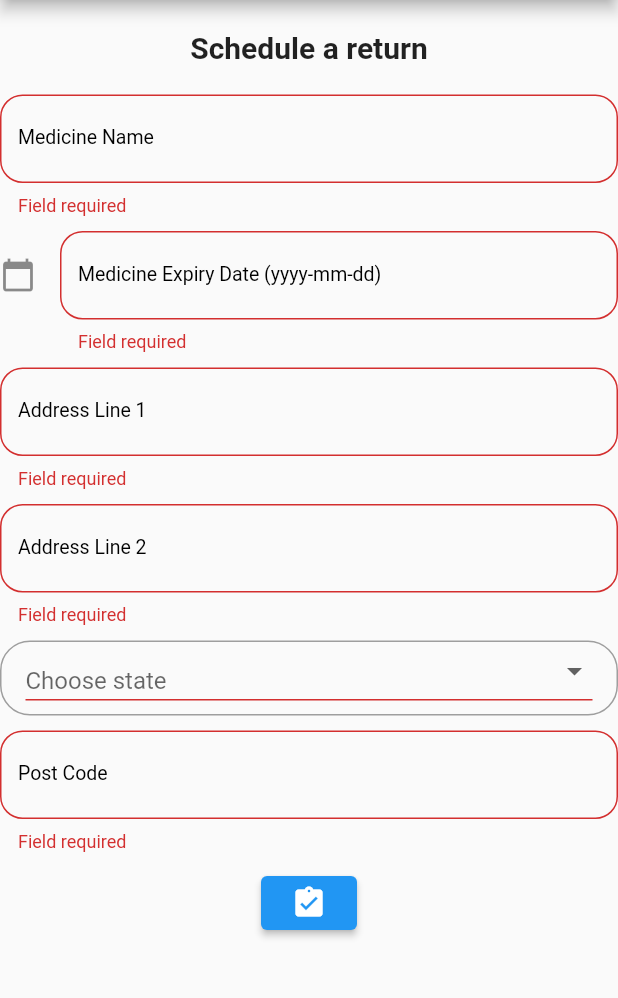
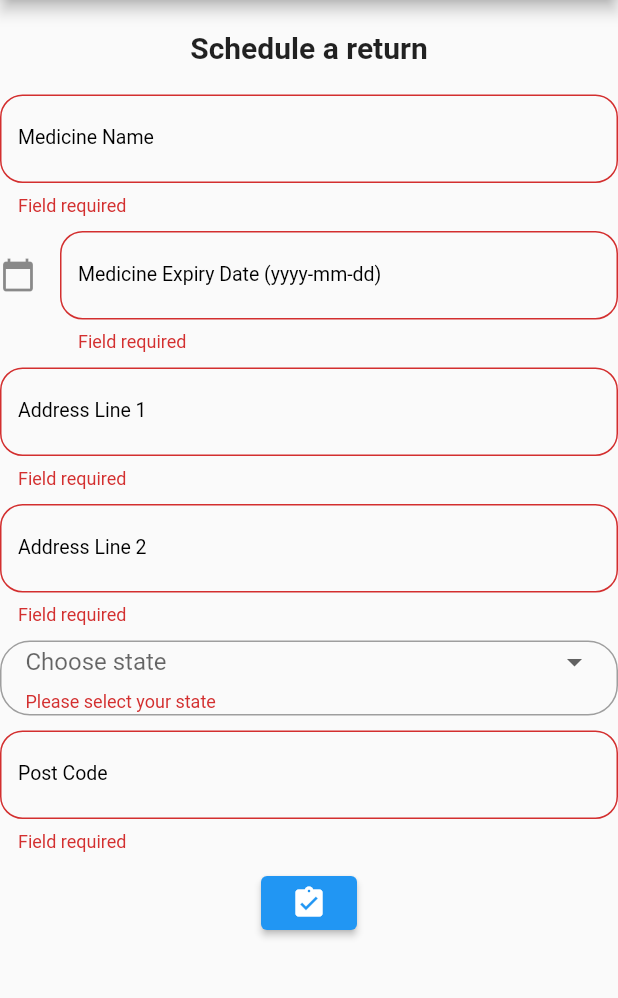
Before and after one commit to autumnlewjb/SolutionChallenge, a Flutter app: the ScheduleReturn screen opened directly, after a tap on the "assignment turned in" icon, on a phone screen of 412 x 824 dp, the part 84-1082 px from its top. Run offline on Flutter 3.47's test engine with Material 2 defaults, Android fonts, the phone set to English and light mode, and no system bars; our stand-ins replace cloud_firestore, firebase_auth, firebase_core, google_sign_in; missing offline and left inert: flutter_facebook_login; accounts and stored records are empty; network calls fail.

Commit message:
Add schedule return database

```diff
--- a/lib/Dashboard/Pages/main_page.dart
+++ b/lib/Dashboard/Pages/main_page.dart
@@ -10,7 +10,6 @@ class MainPage extends StatefulWidget {
 }
 
 class _MainPageState extends State<MainPage> {
-  Auth auth = Auth();
   User user = FirebaseAuth.instance.currentUser;
   String username = FirebaseAuth.instance.currentUser.displayName;
   String email = FirebaseAuth.instance.currentUser.email;
@@ -50,7 +49,7 @@ class _MainPageState extends State<MainPage> {
                     alignment: Alignment.topRight,
                     child: FlatButton(
                       onPressed: () async {
-                        await auth.signOut();
+                        await Auth().signOut();
                         Navigator.pushReplacementNamed(context, "/");
                       },
                       child: Text("Logout"),
--- a/lib/Dashboard/Pages/schedule_return.dart
+++ b/lib/Dashboard/Pages/schedule_return.dart
@@ -1,4 +1,5 @@
 import 'package:flutter/material.dart';
+import 'package:return_med/database.dart';
 import 'package:return_med/return_info.dart';
 
 class ScheduleReturn extends StatefulWidget {
@@ -47,7 +48,6 @@ class _ScheduleReturnState extends State<ScheduleReturn> {
       });
   }
 
-
   @override
   Widget build(BuildContext context) {
     return Scaffold(
@@ -59,12 +59,13 @@ class _ScheduleReturnState extends State<ScheduleReturn> {
             backgroundColor: Colors.green[400]),
         body: Container(
           child: Form(
-            autovalidateMode: AutovalidateMode.onUserInteraction,
             key: _formKey,
             child: SingleChildScrollView(
               child: Column(
                 children: [
-                  SizedBox(height: 20.0,),
+                  SizedBox(
+                    height: 20.0,
+                  ),
                   Text(
                     'Schedule a return',
                     style: TextStyle(
@@ -72,8 +73,11 @@ class _ScheduleReturnState extends State<ScheduleReturn> {
                       fontWeight: FontWeight.bold,
                     ),
                   ),
-                  SizedBox(height: 20.0,),
+                  SizedBox(
+                    height: 20.0,
+                  ),
                   TextFormField(
+                    autovalidateMode: AutovalidateMode.onUserInteraction,
                     validator: (val) => val.isEmpty ? 'Field required' : null,
                     decoration: InputDecoration(
                       labelText: 'Medicine Name',
@@ -94,16 +98,22 @@ class _ScheduleReturnState extends State<ScheduleReturn> {
                       });
                     },
                   ),
-                  SizedBox(height: 10.0,),
+                  SizedBox(
+                    height: 10.0,
+                  ),
                   GestureDetector(
                     onTap: () => _selectDate(context),
                     child: AbsorbPointer(
                       child: TextFormField(
-                        validator: (val) => date=="Medicine Expiry Date (yyyy-mm-dd)"? 'Field required' : null,
+                        autovalidateMode: AutovalidateMode.onUserInteraction,
+                        validator: (val) =>
+                            date == "Medicine Expiry Date (yyyy-mm-dd)"
+                                ? 'Field required'
+                                : null,
                         decoration: InputDecoration(
                           labelText: '$date',
                           labelStyle:
-                          TextStyle(fontSize: 13.0, color: Colors.black),
+                              TextStyle(fontSize: 13.0, color: Colors.black),
                           icon: Icon(
                             Icons.calendar_today,
                           ),
@@ -114,8 +124,9 @@ class _ScheduleReturnState extends State<ScheduleReturn> {
                       ),
                     ),
                   ),
-                  SizedBox(height: 10.0,),
+                  SizedBox(height: 10.0),
                   TextFormField(
+                    autovalidateMode: AutovalidateMode.onUserInteraction,
                     validator: (val) => val.isEmpty ? 'Field required' : null,
                     decoration: InputDecoration(
                       labelText: 'Address Line 1',
@@ -136,8 +147,11 @@ class _ScheduleReturnState extends State<ScheduleReturn> {
                       });
                     },
                   ),
-                  SizedBox(height: 10.0,),
+                  SizedBox(
+                    height: 10.0,
+                  ),
                   TextFormField(
+                    autovalidateMode: AutovalidateMode.onUserInteraction,
                     validator: (val) => val.isEmpty ? 'Field required' : null,
                     decoration: InputDecoration(
                       labelText: 'Address Line 2',
@@ -158,7 +172,9 @@ class _ScheduleReturnState extends State<ScheduleReturn> {
                       });
                     },
                   ),
-                  SizedBox(height: 10.0,),
+                  SizedBox(
+                    height: 10.0,
+                  ),
                   Container(
                       height: 50,
                       padding: EdgeInsets.only(left: 16, right: 16),
@@ -168,10 +184,12 @@ class _ScheduleReturnState extends State<ScheduleReturn> {
                       ),
                       child: Center(
                         child: DropdownButtonFormField(
-                            decoration: InputDecoration(
-                              errorStyle: TextStyle(height: 0, fontSize: 0),
-                            ),
-                            validator: (value) => value == null ? '' : null,
+                            decoration: InputDecoration.collapsed(hintText: ''),
+                            autovalidateMode:
+                                AutovalidateMode.onUserInteraction,
+                            validator: (value) => value == null
+                                ? 'Please select your state'
+                                : null,
                             isExpanded: true,
                             hint: Text('Choose state'),
                             value: state,
@@ -187,8 +205,11 @@ class _ScheduleReturnState extends State<ScheduleReturn> {
                               );
                             }).toList()),
                       )),
-                  SizedBox(height: 10.0,),
+                  SizedBox(
+                    height: 10.0,
+                  ),
                   TextFormField(
+                    autovalidateMode: AutovalidateMode.onUserInteraction,
                     validator: (val) => val.isEmpty ? 'Field required' : null,
                     decoration: InputDecoration(
                       labelText: 'Post Code',
@@ -209,12 +230,17 @@ class _ScheduleReturnState extends State<ScheduleReturn> {
                       });
                     },
                   ),
-                  SizedBox(height: 10.0,),
+                  SizedBox(
+                    height: 10.0,
+                  ),
                   ElevatedButton(
-                      onPressed: () {
+                      onPressed: () async {
                         if (_formKey.currentState.validate()) {
-                          //ReturnInfo(medName, selectedDate, address1, address2,
-                          //    state, postcode);
+                          await Database()
+                              .updateSchDB(ReturnInfo(medName, selectedDate,
+                                  address1, address2, state, postcode))
+                              .whenComplete(
+                                  () => {_formKey.currentState.reset()});
                         }
                       },
                       child: Icon(
--- /dev/null
+++ b/lib/database.dart
@@ -0,0 +1,23 @@
+import 'package:cloud_firestore/cloud_firestore.dart';
+import 'package:firebase_auth/firebase_auth.dart';
+import 'package:return_med/return_info.dart';
+
+class Database {
+  CollectionReference schDB = FirebaseFirestore.instance
+      .collection("users")
+      .doc(FirebaseAuth.instance.currentUser.uid)
+      .collection('schedule');
+
+  Future<void> updateSchDB(ReturnInfo info) async {
+    return await schDB.doc(DateTime.now().toString()).set({
+      'medicine': info.medName,
+      'expiry date': info.selectedDate,
+      'address1': info.address1,
+      'address2': info.address2,
+      'state': info.state,
+      'postcode': info.postcode,
+      'time created': DateTime.now().toString(),
+      'status': 'pending'
+    });
+  }
+}
--- /dev/null
+++ b/lib/return_info.dart
@@ -0,0 +1,11 @@
+class ReturnInfo {
+  String medName;
+  DateTime selectedDate;
+  String address1;
+  String address2;
+  String state;
+  String postcode;
+
+  ReturnInfo(this.medName, this.selectedDate, this.address1, this.address2,
+      this.state, this.postcode);
+}
```
Also changed, not shown: lib/Dashboard/Pages/ongoing_return.dart (+22 -2 lines), lib/auth.dart (+18 -12 lines), lib/login.dart (+4 -4 lines), pubspec.lock.
